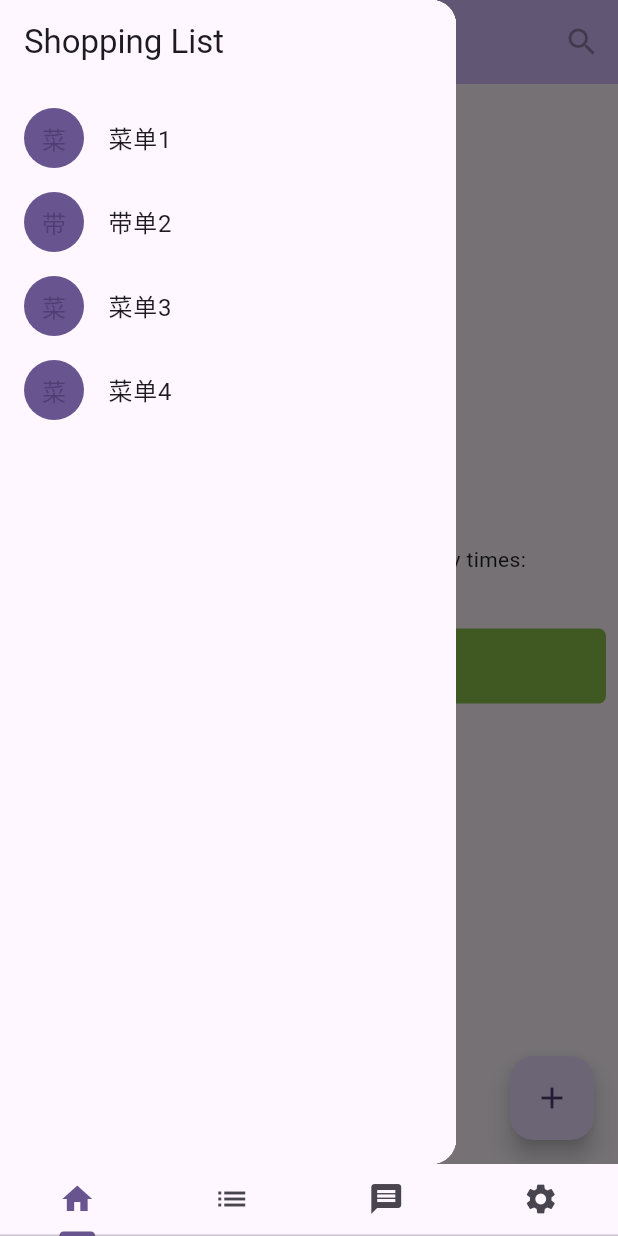
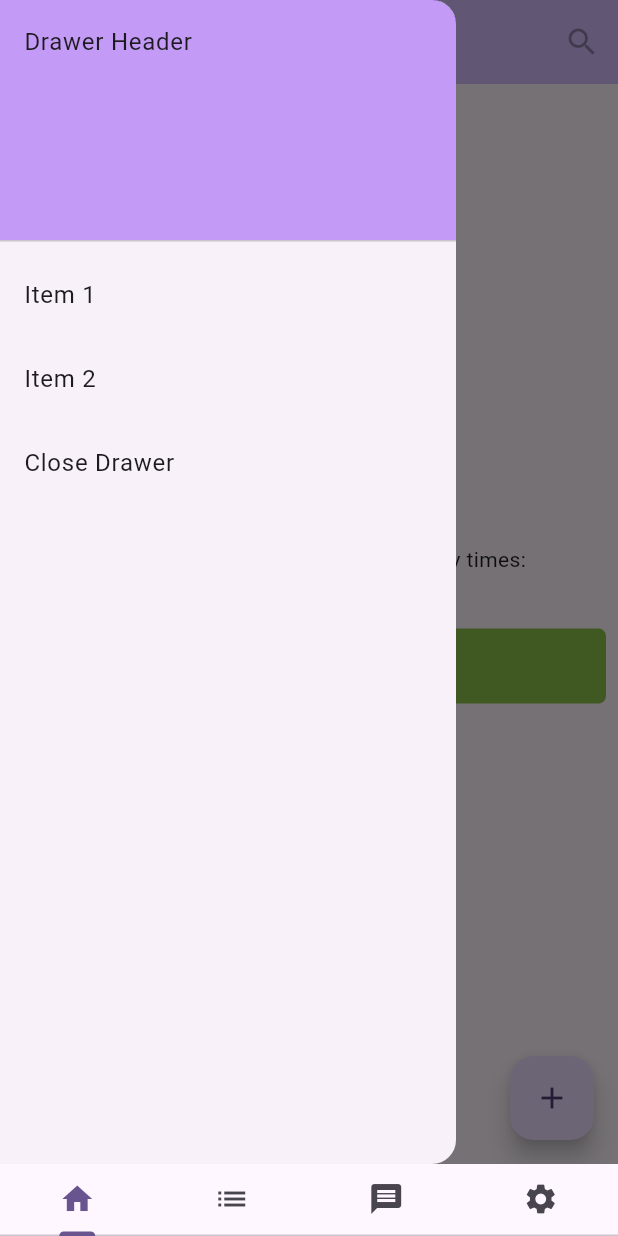
Before and after one commit to Haoke98/PassKeyVault, a Flutter app: the screen it shows after launch, with the side drawer open, on a phone screen of 412 x 824 dp. Run offline on Flutter 3.47's test engine with Material 3 defaults, Android fonts, the phone set to English and light mode, and no system bars.

Commit message:
重新实现了Drawer的展示内容和样式效果
Signed-off-by: Sadam·Sadik <1903249375@qq.com>

```diff
--- a/lib/pages/home.dart
+++ b/lib/pages/home.dart
@@ -1,4 +1,3 @@
-import 'package:all_keeper/pages/shoppinglist.dart';
 import 'package:all_keeper/widgets.dart';
 import 'package:flutter/material.dart';
 
@@ -74,12 +73,40 @@ class _MyHomePageState extends State<MyHomePage> {
         ),
       ),
       drawer: Drawer(
-        child: ShoppingList(products: [
-          Product(name: "菜单1"),
-          Product(name: "带单2"),
-          Product(name: "菜单3"),
-          Product(name: "菜单4"),
-        ]),
+        child: ListView(
+          padding: EdgeInsets.zero,
+          children: [
+            const DrawerHeader(
+              decoration: BoxDecoration(
+                color: Color(0x697821F3),
+              ),
+              child: Text('Drawer Header'),
+            ),
+            ListTile(
+              title: const Text('Item 1'),
+              onTap: () {
+                // Update the state of the app.
+                // ...
+              },
+            ),
+            ListTile(
+              title: const Text('Item 2'),
+              onTap: () {
+                // Update the state of the app.
+                // ...
+              },
+            ),
+            ListTile(
+              title: const Text('Close Drawer'),
+              onTap: () {
+                // Update the state of the app.
+                // ...
+                // Then close the drawer
+                Navigator.pop(context);
+              },
+            ),
+          ],
+        ),
       ),
       floatingActionButton: FloatingActionButton(
         onPressed: _incrementCounter,
```
